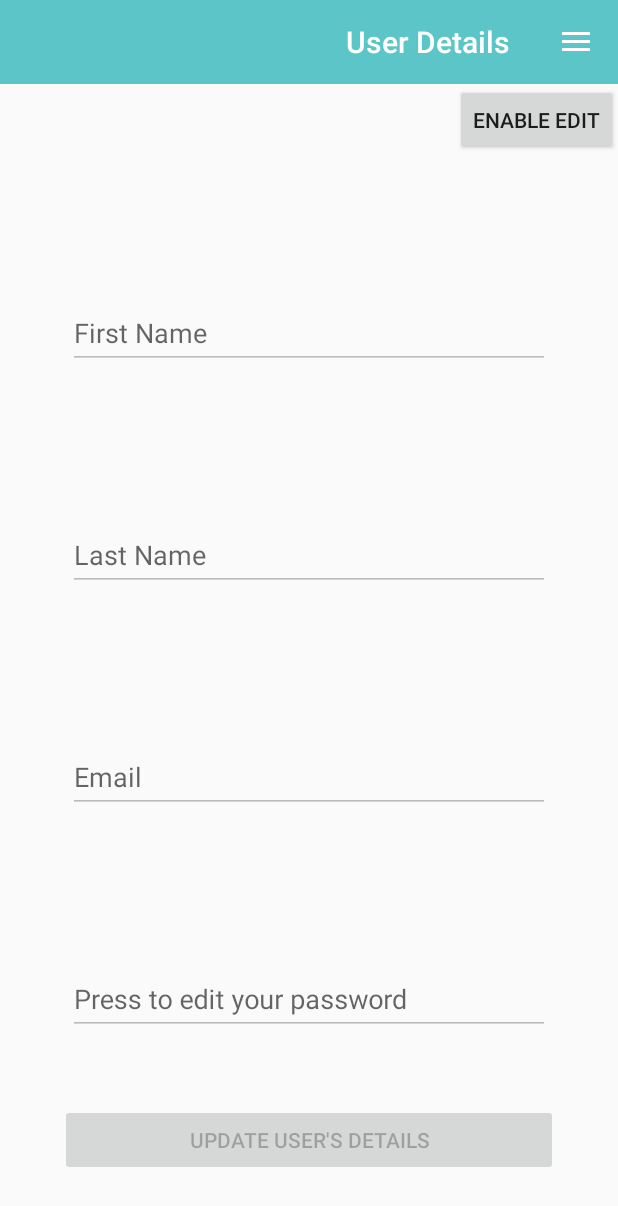
After one commit to ShiraElitzur/Cafeteria_Client, an Android app: the UserDetailsActivity screen opened directly, with no data from a screen before it, on a phone screen of 412 x 824 dp. The commit adds this screen. Shown: the top 1206 px of the screen. Run offline under Robolectric (Android 15) with nearby library versions, the phone set to English and light mode, and no system bars; libraries missing offline, so code that uses them is left out: com.facebook, com.facebook.login, com.hanks.htextview, com.onesignal; 6 statements that could not run were skipped.

```diff
--- a/app/src/main/java/com/cafeteria/cafeteria_client/data/Customer.java
+++ b/app/src/main/java/com/cafeteria/cafeteria_client/data/Customer.java
@@ -33,11 +33,6 @@ public class Customer implements Serializable {
      * The email address of the customer
      */
     private String email;
-
-    /**
-     * The phone number of the customer
-     */
-    private String phoneNumber;
 
     /**
      * The password of this customer
@@ -115,22 +110,6 @@ public class Customer implements Serializable {
     }
 
     /**
-     * Returns the phone number of the customer
-     * @return the phone number of the customer
-     */
-    public String getPhoneNumber() {
-        return phoneNumber;
-    }
-
-    /**
-     * Sets phone number for the customer
-     * @param phoneNumber
-     */
-    public void setPhoneNumber(String phoneNumber) {
-        this.phoneNumber = phoneNumber;
-    }
-
-    /**
      * Returns the password of this customer
      * @return the password of this customer
      */
--- a/app/src/main/java/com/cafeteria/cafeteria_client/data/Order.java
+++ b/app/src/main/java/com/cafeteria/cafeteria_client/data/Order.java
@@ -44,11 +44,6 @@ public class Order implements Serializable{
      * The amount to pay for the items/meals in this order
      */
     private double payment;
-
-    /**
-     * An indicator if the customer already paid for this order
-     */
-    private boolean isPaid;
 
     /**
      * An indicator if the order was delivered
@@ -188,22 +183,6 @@ public class Order implements Serializable{
     }
 
     /**
-     * Returns true if the order was already paid or false if not
-     * @return true if the order was already paid
-     */
-    public boolean isPaid() {
-        return isPaid;
-    }
-
-    /**
-     * Sets true if the order was already paid or false if not
-     * @param isPaid
-     */
-    public void setPaid(boolean isPaid) {
-        this.isPaid = isPaid;
-    }
-
-    /**
      * Returns true if the order was already delivered or false if not
      * @return true if the order was already delivered
      */
--- a/app/src/main/java/com/cafeteria/cafeteria_client/ui/DrawerActivity.java
+++ b/app/src/main/java/com/cafeteria/cafeteria_client/ui/DrawerActivity.java
@@ -140,6 +140,15 @@ public abstract class DrawerActivity extends AppCompatActivity {
                         DrawerActivity.this.finish();
                         break;
 
+                    case R.id.navigation_item_personal_details:
+                        if( DrawerActivity.this instanceof UserDetailsActivity){
+                            return false;
+                        }
+                        intent = new Intent(DrawerActivity.this,UserDetailsActivity.class);
+                        startActivity(intent);
+                        DrawerActivity.this.finish();
+                        break;
+
 
                 }
                 return true;
--- a/app/src/main/java/com/cafeteria/cafeteria_client/ui/OrderActivity.java
+++ b/app/src/main/java/com/cafeteria/cafeteria_client/ui/OrderActivity.java
@@ -107,7 +107,6 @@ public class OrderActivity extends DrawerActivity implements OnDialogResultListe
                 } else {
 
                     DataHolder data = DataHolder.getInstance();
-                    data.getTheOrder().setPaid(true);
                     SharedPreferences sharedPreferences = PreferenceManager.getDefaultSharedPreferences(getApplicationContext());
                     //Gson gson = new Gson();
                     Gson gson=  new GsonBuilder().setDateFormat(ApplicationConstant.DATE_TIME_FORMAT).create();
--- a/app/src/main/java/com/cafeteria/cafeteria_client/ui/SplashScreenActivity.java
+++ b/app/src/main/java/com/cafeteria/cafeteria_client/ui/SplashScreenActivity.java
@@ -259,6 +259,7 @@ public class SplashScreenActivity extends AppCompatActivity {
                 response = new StringBuilder();
                 HttpURLConnection conn = (HttpURLConnection) url.openConnection();
                 if (conn.getResponseCode() != HttpURLConnection.HTTP_OK) {
+                    Log.e("DEBUG","getCategories " +conn.getResponseCode() + " : "+ conn.getResponseMessage() );
                     return null;
                 }
 
--- /dev/null
+++ b/app/src/main/java/com/cafeteria/cafeteria_client/ui/UserDetailsActivity.java
@@ -0,0 +1,84 @@
+package com.cafeteria.cafeteria_client.ui;
+
+import android.content.DialogInterface;
+import android.content.SharedPreferences;
+import android.preference.PreferenceManager;
+import android.support.v7.app.AlertDialog;
+import android.support.v7.app.AppCompatActivity;
+import android.os.Bundle;
+import android.view.View;
+import android.widget.Button;
+import android.widget.EditText;
+import android.widget.LinearLayout;
+
+import com.cafeteria.cafeteria_client.R;
+import com.cafeteria.cafeteria_client.data.Customer;
+import com.google.gson.Gson;
+
+public class UserDetailsActivity extends DrawerActivity {
+
+    private SharedPreferences sharedPreferences;
+    private Customer customer;
+    private EditText etFirstName;
+    private EditText etLastName;
+    private EditText etEmail;
+    private EditText etPassword;
+    private Button btnEnableEdit;
+    private Button btnEditUser;
+
+    @Override
+    protected void onCreate(Bundle savedInstanceState) {
+        super.onCreate(savedInstanceState);
+        setContentView(R.layout.activity_user_details);
+        super.onCreateDrawer();
+        getSupportActionBar().setTitle(this.getTitle());
+
+        sharedPreferences = PreferenceManager.getDefaultSharedPreferences(getApplicationContext());
+        String customerString = sharedPreferences.getString("customer", "");
+        if (customerString != null && !customerString.equals("")) {
+            Gson gson = new Gson();
+            customer = gson.fromJson(customerString, Customer.class);
+        }
+        etFirstName = (EditText)findViewById(R.id.etFirstName);
+        etFirstName.setText(customer.getFirstName());
+        etLastName = (EditText)findViewById(R.id.etLastName);
+        etLastName.setText(customer.getLastName());
+        etEmail = (EditText)findViewById(R.id.etEmail);
+        etEmail.setText(customer.getEmail());
+        etPassword = (EditText)findViewById(R.id.etPassword);
+        etPassword.setText(customer.getPassword());
+        btnEnableEdit = (Button)findViewById(R.id.btnEnableEdit);
+        btnEnableEdit.setOnClickListener(new View.OnClickListener() {
+            @Override
+            public void onClick(View view) {
+                AlertDialog.Builder alertDialogBuilder = new AlertDialog.Builder(UserDetailsActivity.this);
+                alertDialogBuilder.setTitle("הזן סיסמה");
+                //alertDialogBuilder.setMessage("הזן סיסמה");
+
+                final EditText input = new EditText(UserDetailsActivity.this);
+                LinearLayout.LayoutParams lp = new LinearLayout.LayoutParams(
+                        LinearLayout.LayoutParams.MATCH_PARENT,
+                        LinearLayout.LayoutParams.MATCH_PARENT);
+                input.setLayoutParams(lp);
+                alertDialogBuilder.setView(input);
+
+                alertDialogBuilder
+                        .setPositiveButton("ok",
+                                new DialogInterface.OnClickListener() {
+                                    @Override
+                                    public void onClick(DialogInterface dialogInterface, int i) {
+                                        etFirstName.setEnabled(true);
+                                        etLastName.setEnabled(true);
+                                        etEmail.setEnabled(true);
+                                        etPassword.setEnabled(true);
+                                        btnEditUser.setEnabled(true);
+                                    }
+                                }).create().show();
+            }
+        });
+
+        btnEditUser = (Button)findViewById(R.id.btnEditUser);
+
+
+    }
+}
--- /dev/null
+++ b/app/src/main/res/layout/activity_user_details.xml
@@ -0,0 +1,167 @@
+<?xml version="1.0" encoding="utf-8"?>
+<LinearLayout
+    xmlns:android="http://schemas.android.com/apk/res/android"
+    xmlns:app="http://schemas.android.com/apk/res-auto"
+    android:layout_height="match_parent"
+    android:layout_width="match_parent"
+    android:orientation="vertical"
+    android:fitsSystemWindows="true">
+    <!-- We use a Toolbar so that our drawer can be displayed
+             in front of the action bar; Added for Material Design -->
+    <android.support.design.widget.AppBarLayout
+        app:elevation="0dp"
+        android:id="@+id/myAppBarLayout"
+        android:layout_height="wrap_content"
+        android:layout_width="match_parent"
+        android:theme="@style/AppTheme.AppBarOverlay">
+
+        <RelativeLayout
+            android:layout_width="match_parent"
+            android:layout_height="match_parent">
+
+            <android.support.v7.widget.Toolbar
+                android:id="@+id/toolbar"
+                android:layout_width="match_parent"
+                android:layout_height="?attr/actionBarSize"
+                android:background="?attr/colorPrimary">
+
+            </android.support.v7.widget.Toolbar>
+
+
+        </RelativeLayout>
+
+
+
+    </android.support.design.widget.AppBarLayout>
+
+    <Button
+        android:id="@+id/btnEnableEdit"
+        android:text="@string/enable_edit_btn_txt"
+        android:layout_width="wrap_content"
+        android:layout_height="wrap_content" />
+
+    <android.support.v4.widget.DrawerLayout
+        android:id="@+id/drawer_layout"
+        android:layout_width="match_parent"
+        android:layout_height="match_parent"
+        android:fitsSystemWindows="true">
+
+        <LinearLayout
+            android:layout_width="match_parent"
+            android:layout_height="match_parent"
+            android:orientation="vertical"
+            android:padding="40dp">
+
+
+            <!--  The edit-texts section -->
+
+            <android.support.design.widget.TextInputLayout
+                android:id="@+id/input_layout_firstName"
+                android:layout_width="match_parent"
+                android:layout_height="wrap_content"
+                android:layout_marginTop="8dp"
+                android:layout_marginBottom="8dp"
+                android:paddingStart="5dp"
+                android:paddingEnd="5dp"
+                android:layout_weight="0.5"
+                >
+
+                <EditText
+                    android:layout_weight="0.5"
+                    android:id="@+id/etFirstName"
+                    android:layout_width="match_parent"
+                    android:layout_height="wrap_content"
+                    android:inputType="text"
+                    android:hint="@string/hint_firstname"
+                    android:enabled="false"/>
+
+            </android.support.design.widget.TextInputLayout>
+
+            <android.support.design.widget.TextInputLayout
+                android:id="@+id/input_layout_lastName"
+                android:layout_width="match_parent"
+                android:layout_height="wrap_content"
+                android:layout_marginTop="8dp"
+                android:layout_marginBottom="8dp"
+                android:paddingStart="5dp"
+                android:paddingEnd="5dp"
+                android:layout_weight="0.5"
+                >
+
+                <EditText
+                    android:layout_weight="0.5"
+                    android:id="@+id/etLastName"
+                    android:layout_width="match_parent"
+                    android:layout_height="wrap_content"
+                    android:inputType="textEmailAddress"
+                    android:hint="@string/hint_lastname"
+                    android:enabled="false" />
+
+            </android.support.design.widget.TextInputLayout>
+
+            <android.support.design.widget.TextInputLayout
+                android:id="@+id/input_layout_email"
+                android:layout_width="match_parent"
+                android:layout_height="wrap_content"
+                android:layout_marginTop="8dp"
+                android:layout_marginBottom="8dp"
+                android:paddingStart="5dp"
+                android:paddingEnd="5dp"
+                android:layout_weight="0.5"
+                >
+
+                <EditText
+                    android:layout_weight="0.5"
+                    android:id="@+id/etEmail"
+                    android:layout_width="match_parent"
+                    android:layout_height="wrap_content"
+                    android:inputType="textEmailAddress"
+                    android:hint="@string/hint_email"
+                    android:enabled="false" />
+
+            </android.support.design.widget.TextInputLayout>
+
+
+            <android.support.design.widget.TextInputLayout
+                android:id="@+id/input_layout_password"
+                android:layout_width="match_parent"
+                android:layout_height="wrap_content"
+                android:layout_marginTop="8dp"
+                android:layout_marginBottom="8dp"
+                android:paddingStart="5dp"
+                android:paddingEnd="5dp"
+                android:layout_weight="0.5"
+                >
+
+                <EditText
+                    android:layout_weight="0.5"
+                    android:id="@+id/etPassword"
+                    android:layout_width="match_parent"
+                    android:layout_height="wrap_content"
+                    android:inputType="textPassword"
+                    android:hint="@string/hint_edit_password"
+                    android:enabled="false" />
+
+            </android.support.design.widget.TextInputLayout>
+
+            <Button
+                android:id="@+id/btnEditUser"
+                android:layout_width="match_parent"
+                android:layout_height="wrap_content"
+                android:text="@string/update_user_btn_txt"
+                android:enabled="false"/>
+
+
+        </LinearLayout>
+
+        <android.support.design.widget.NavigationView
+            android:id="@+id/navigation_view"
+            android:layout_width="wrap_content"
+            android:layout_height="match_parent"
+            android:layout_gravity="start"
+            app:headerLayout="@layout/drawer_header"
+            app:menu="@menu/drawer"/>
+
+    </android.support.v4.widget.DrawerLayout>
+
+</LinearLayout>
--- a/app/src/main/res/menu/drawer.xml
+++ b/app/src/main/res/menu/drawer.xml
@@ -18,7 +18,7 @@
             android:icon="@drawable/orderd_history"
             android:title="@string/nav_item_history" />
         <item
-            android:id="@+id/navigation_item_location"
+            android:id="@+id/navigation_item_personal_details"
             android:icon="@drawable/personal_details"
             android:title="@string/nav_item_personal" />
 
--- a/app/src/main/res/values/strings.xml
+++ b/app/src/main/res/values/strings.xml
@@ -144,4 +144,10 @@
     <string name="title_activity_order_ready">Order Ready</string>
 
 
+    <string name="title_activity_user_details">User Details</string>
+    <string name="update_user_btn_txt">Update User\'s Details</string>
+    <string name="hint_edit_password">Press to edit your password</string>
+    <string name="enable_edit_btn_txt">Enable Edit</string>
+
+
 </resources>
```
Also changed, not shown: app/src/main/AndroidManifest.xml (+5 -2 lines), app/src/main/java/com/cafeteria/cafeteria_client/utils/ApplicationConstant.java (+7 -0 lines), 1 other file.
